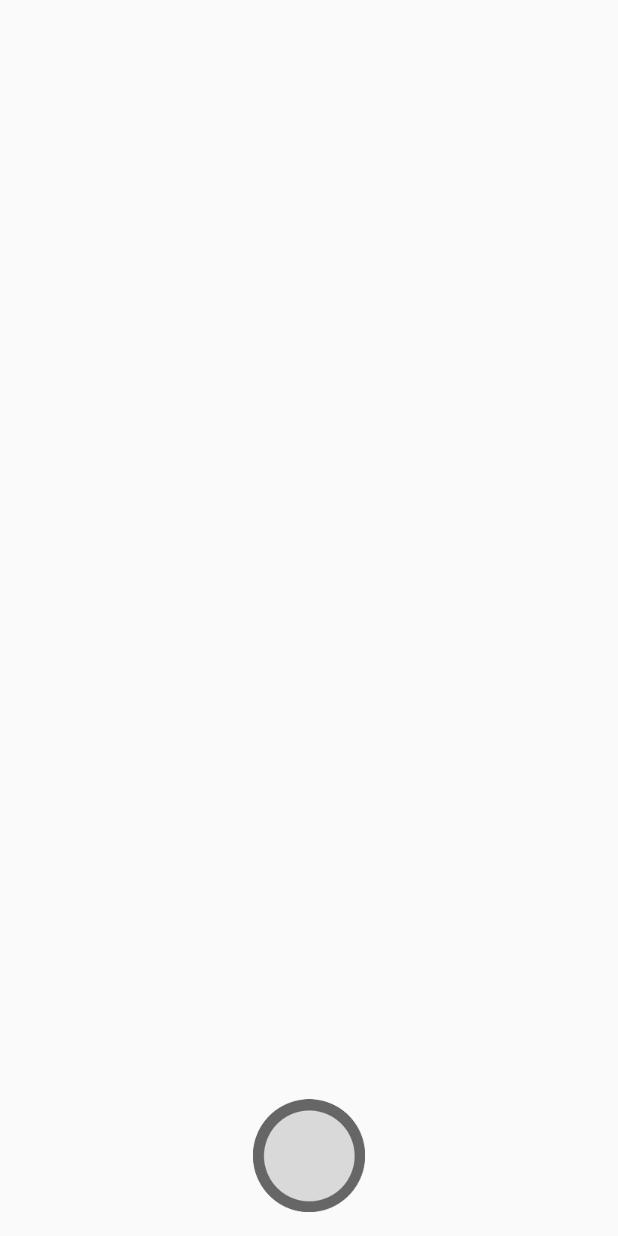
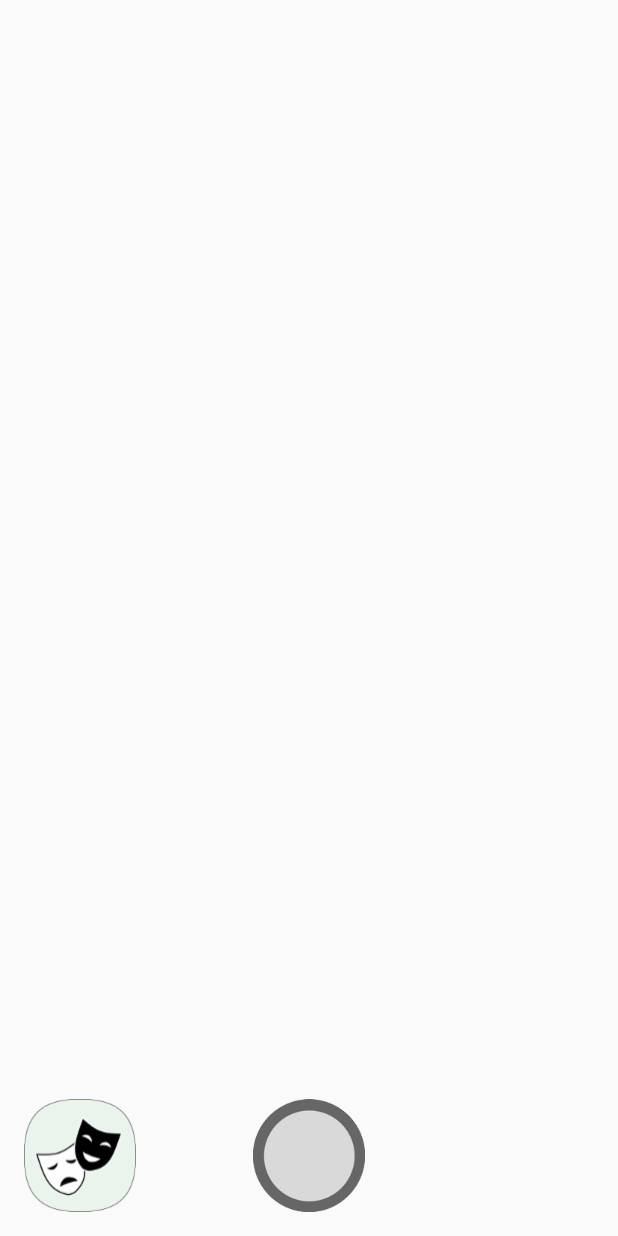
Before and after one commit to NikShuvalov/Mirror-Mirror, an Android app: the layout camera_options_hud.xml on its own in the app's theme, with its tools: preview values and no code run, on a phone screen of 412 x 824 dp. Run offline under Robolectric (Android 15) with nearby library versions, the phone set to English and light mode, and no system bars.

Commit message:
In order to make it less ambigious to the user, I added a button that opens the filter selector recycler

```diff
--- /dev/null
+++ b/app/src/main/res/drawable/filter_button_selector.xml
@@ -0,0 +1,12 @@
+<?xml version="1.0" encoding="utf-8"?>
+<selector xmlns:android="http://schemas.android.com/apk/res/android">
+
+    <item
+        android:drawable="@drawable/icon_filters"
+        android:state_pressed="false"/>
+
+    <item
+        android:drawable="@drawable/icon_filter_pressed"
+        android:state_pressed="true"/>
+
+</selector>
--- a/app/src/main/res/layout/camera_options_hud.xml
+++ b/app/src/main/res/layout/camera_options_hud.xml
@@ -1,5 +1,6 @@
 <?xml version="1.0" encoding="utf-8"?>
-<RelativeLayout xmlns:android="http://schemas.android.com/apk/res/android"
+<RelativeLayout
+    xmlns:android="http://schemas.android.com/apk/res/android"
     android:layout_width="match_parent"
     android:layout_height="match_parent">
 
@@ -11,6 +12,11 @@
         android:visibility="invisible"/>
 
 
+    <RelativeLayout
+        android:id="@+id/camera_hud"
+        android:layout_width="match_parent"
+        android:layout_height="match_parent">
+
         <ImageButton
             android:id="@+id/camera_button"
             android:layout_height="wrap_content"
@@ -19,7 +25,28 @@
             android:layout_centerHorizontal="true"
             android:layout_alignParentBottom="true"
             android:layout_marginBottom="16dp"
+            android:contentDescription="Image Capture"
             android:background="@drawable/camera_button_selector"
             />
 
+        <ImageButton
+            android:id="@+id/filter_button"
+            android:layout_width="wrap_content"
+            android:layout_height="wrap_content"
+            android:layout_alignTop="@id/camera_button"
+            android:layout_alignParentLeft="true"
+            android:layout_alignParentStart="true"
+            android:layout_alignParentBottom="true"
+            android:layout_marginBottom="16dp"
+            android:layout_marginLeft="16dp"
+            android:layout_marginStart="16dp"
+            android:scaleType="fitXY"
+            android:contentDescription="Open Filter Choices"
+            android:background="@drawable/filter_button_selector"
+            />
+
     </RelativeLayout>
+
+
+
+</RelativeLayout>
```
Also changed, not shown: app/src/main/java/shuvalov/nikita/mirrormirror/filters/FilterOverlayFragment.java (+14 -5 lines), app/src/main/res/drawable-hdpi/icon_filter_pressed.png (added), app/src/main/res/drawable-hdpi/icon_filters.png (added), app/src/main/res/drawable-mdpi/icon_filter_pressed.png (added), app/src/main/res/drawable-mdpi/icon_filters.png (added), app/src/main/res/drawable-xhdpi/icon_filter_pressed.png (added), app/src/main/res/drawable-xhdpi/icon_filters.png (added), app/src/main/res/drawable-xxhdpi/icon_filter_pressed.png (added), app/src/main/res/drawable-xxhdpi/icon_filters.png (added), app/src/main/res/drawable-xxxhdpi/icon_filter_pressed.png (added), app/src/main/res/drawable-xxxhdpi/icon_filters.png (added). Lines whose indentation alone changed are shown as unchanged.
